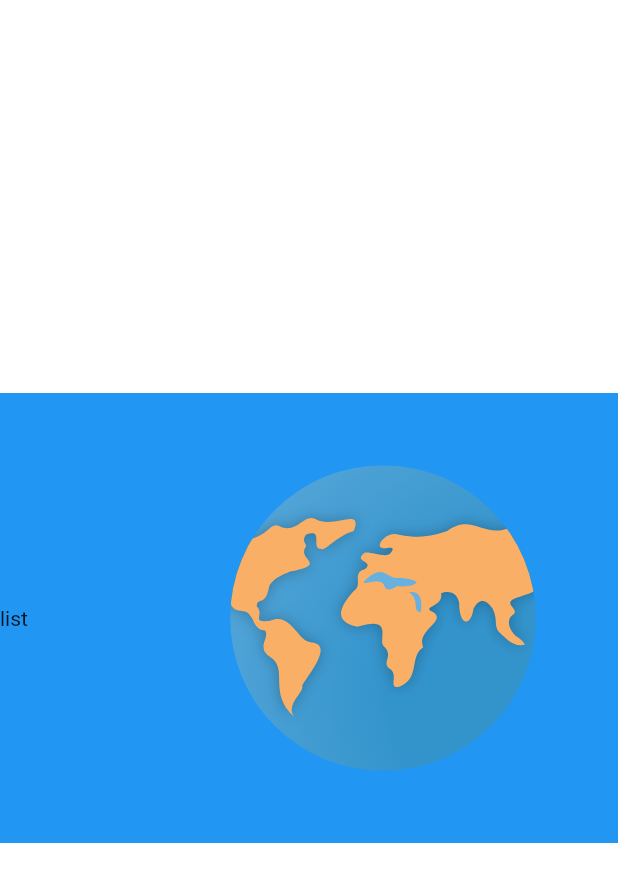
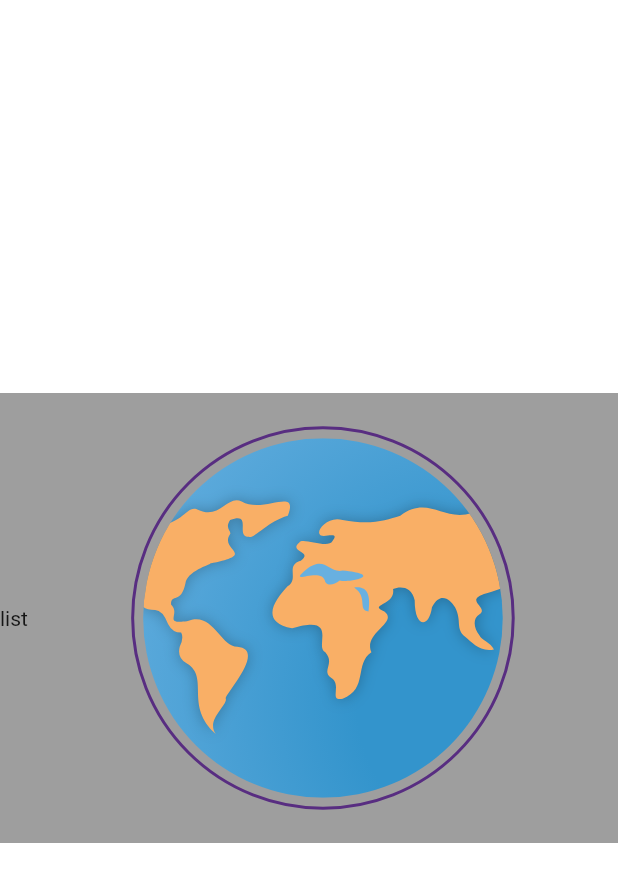
Before and after one commit to Abiri99/flutter_location_selector, a Flutter app: the screen it shows after launch, on a phone screen of 412 x 824 dp. Shown: the top 882 px of the screen. Run offline on Flutter 3.47's test engine with Material 2 defaults, Android fonts, the phone set to English and light mode, and no system bars.

Commit message:
feat: added earth border line

```diff
--- a/lib/location_selector.dart
+++ b/lib/location_selector.dart
@@ -20,11 +20,11 @@ class _LocationSelectorState extends State<LocationSelector>
       duration: Duration(seconds: 2),
       reverseDuration: Duration(seconds: 2),
     );
-    _translationAnimation = Tween(begin: 0.0, end: 50.0).animate(
+    _translationAnimation = Tween(begin: 0.0, end: -100.0).animate(
       CurvedAnimation(
         parent: _animationController,
-        curve: Curves.easeInOut,
-        reverseCurve: Curves.easeInOut,
+        curve: Curves.easeOut,
+        reverseCurve: Curves.easeOut,
       ),
     );
     // Future.delayed(Duration(seconds: 1), () {
@@ -38,7 +38,7 @@ class _LocationSelectorState extends State<LocationSelector>
     print('width: ${MediaQuery.of(context).size.width}');
     print('height; ${MediaQuery.of(context).size.width * (520 / 800)}');
     return Container(
-      color: Colors.blue,
+      color: Colors.grey,
       child: Row(
         crossAxisAlignment: CrossAxisAlignment.center,
         children: [
@@ -52,22 +52,39 @@ class _LocationSelectorState extends State<LocationSelector>
           //   ),
           // ),
           Text('list'),
-          SizedBox(width: 80,),
+          // SizedBox(width: 80,),
           Expanded(
             child: AspectRatio(
               aspectRatio: 800 / 520,
               child: AnimatedBuilder(
                 animation: _animationController,
                 builder: (context, _) => LayoutBuilder(
-                  builder: (context, constraints) => Container(
-                    width: constraints.maxWidth,
-                    height: constraints.maxHeight,
-                    child: CustomPaint(
-                      painter: WorldMapPainter(
-                        developMode: false,
-                        translationX: _translationAnimation.value,
+                  builder: (context, constraints) => Stack(
+                    alignment: Alignment.center,
+                    children: [
+                      Container(
+                        width: constraints.maxWidth - 16,
+                        height: constraints.maxHeight - 16,
+                        child: CustomPaint(
+                          painter: WorldMapPainter(
+                            developMode: false,
+                            translationX: 0
+                            // translationX: _translationAnimation.value,
+                          ),
+                        ),
                       ),
-                    ),
+                      Container(
+                        width: constraints.maxHeight,
+                        height: constraints.maxHeight,
+                        decoration: BoxDecoration(
+                          borderRadius: BorderRadius.all(Radius.circular(1000)),
+                          border: Border.all(
+                            width: 2.0,
+                            color: Color(0xff582D81),
+                          ),
+                        ),
+                      ),
+                    ],
                   ),
                 ),
               ),
--- a/lib/world_map_painter.dart
+++ b/lib/world_map_painter.dart
@@ -43,7 +43,14 @@ class WorldMapPainter extends CustomPainter {
   }
 
   double _ccx(double x) {
-    return x * (size.width / 392.72727272727275);
+    var result = x * (size.width / 392.72727272727275);
+    // if (result + translationX > size.width) {
+    //   var response = size.width - (result + translationX);
+    //   print('response: $response');
+    //   return response;
+    // }
+    // if ()
+    return result;
   }
 
   double _ccy(double y) {
@@ -87,7 +94,7 @@ class WorldMapPainter extends CustomPainter {
 
     var shiftedPath = path.shift(Offset(translationX, 0));
 
-    canvas.drawPath(shiftedPath, painter);
+    canvas.drawPath(path, painter);
   }
 
   void _drawRedSea(Canvas canvas) {
```
